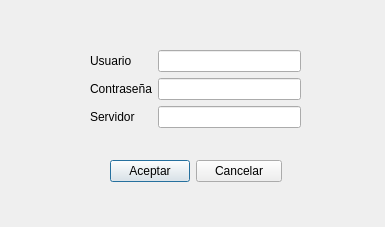
Before: the Qt Designer form iniciarsesion.ui in jorge-luis-dev/Arenita, drawn with Qt 5.
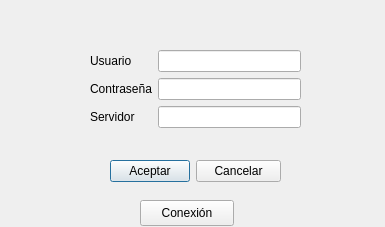
After: the same form once the commit is applied.

Diff of the .ui file:
```diff
--- a/iniciarsesion.ui
+++ b/iniciarsesion.ui
@@ -70,8 +70,8 @@
     <rect>
      <x>110</x>
      <y>160</y>
-     <width>172</width>
-     <height>41</height>
+     <width>171</width>
+     <height>31</height>
     </rect>
    </property>
    <layout class="QFormLayout" name="formLayout_2">
@@ -91,6 +91,19 @@
     </item>
    </layout>
   </widget>
+  <widget class="QPushButton" name="pushConexiones">
+   <property name="geometry">
+    <rect>
+     <x>140</x>
+     <y>200</y>
+     <width>94</width>
+     <height>26</height>
+    </rect>
+   </property>
+   <property name="text">
+    <string>Conexión</string>
+   </property>
+  </widget>
  </widget>
  <resources/>
  <connections>
```
